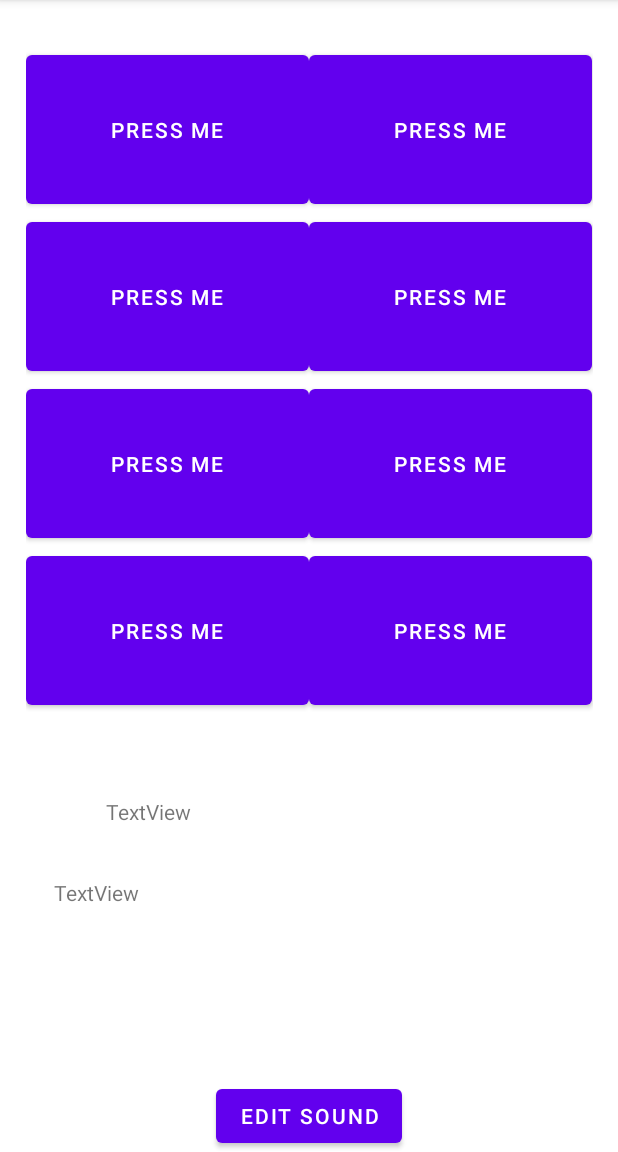
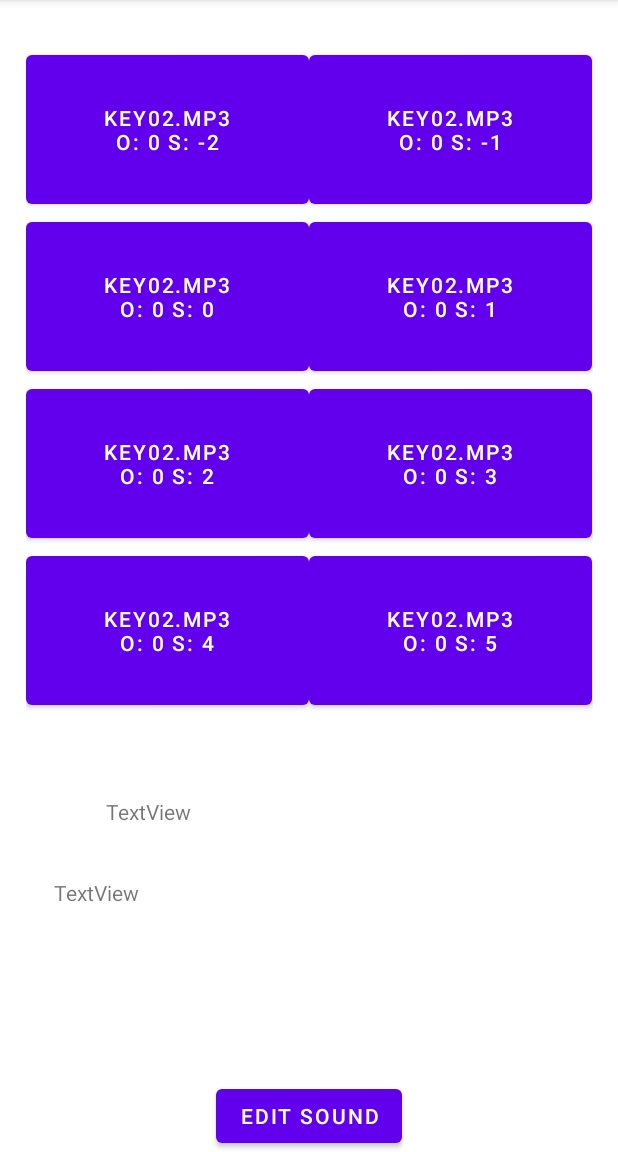
Before and after one commit to TheCatchyName/GyroSound, an Android app: the screen it shows after launch (MainActivity), on a phone screen of 412 x 824 dp, the part 84-1236 px from its top. Run offline under Robolectric (Android 15) with nearby library versions, the phone set to English and light mode, and no system bars; 3 statements that could not run were skipped.

Commit message:
feat(button): button text now displays the filename and octaves

```diff
--- a/app/src/main/java/sg/marcu/gyrosound/KeyFragment.kt
+++ b/app/src/main/java/sg/marcu/gyrosound/KeyFragment.kt
@@ -35,7 +35,6 @@ class KeyFragment: Fragment(), View.OnTouchListener {
 
     override fun onActivityCreated(savedInstanceState: Bundle?) {
         super.onActivityCreated(savedInstanceState)
-        val buttonPlay = requireActivity().findViewById<Button>(R.id.buttonPlay1)
 
         val tab = requireActivity().findViewById<TableLayout>(R.id.tableKeyLayout)
         for (i in 0..tab.childCount - 1) {
@@ -43,18 +42,10 @@ class KeyFragment: Fragment(), View.OnTouchListener {
             for (j in 0..row.childCount - 1) {
                 val button = row.getChildAt(j) as Button
                 button.setOnTouchListener(this)
+                button.text = "${viewModel.getButtonText(button.tag.toString().toInt())}"
             }
         }
 
-//        viewModel.setSelection(0, 3)
-//        viewModel.setSelection(1, 3)
-//        viewModel.setSelection(2, 3)
-//        viewModel.setSelection(3, 3)
-//        viewModel.setSelection(4, 3)
-//        viewModel.setSelection(5, 3)
-//        viewModel.setSelection(6, 3)
-//        viewModel.setSelection(7, 3)
-//        viewModel.initBaseSemitones()
     }
 
 
@@ -64,11 +55,11 @@ class KeyFragment: Fragment(), View.OnTouchListener {
         Log.d("sounds", "button {$buttonId} pressed")
         if (event.action == MotionEvent.ACTION_DOWN) {
             viewModel.playSound(buttonId)
-            button.text = "PRESSED"
+            button.text = "${viewModel.getButtonText(buttonId)} *"
         }
         if(event.action ==MotionEvent.ACTION_UP){
             viewModel.pauseSound(buttonId)
-            button.text = "PRESS ME"
+            button.text = "${viewModel.getButtonText(buttonId)}"
         }
         return true
     }
--- a/app/src/main/java/sg/marcu/gyrosound/MainActivityViewModel.kt
+++ b/app/src/main/java/sg/marcu/gyrosound/MainActivityViewModel.kt
@@ -189,4 +189,11 @@ class MainActivityViewModel(application: Application) : AndroidViewModel(applica
             soundPool = DataRepository.getInstance().getSoundPool()!!
         }
     }
+
+    fun getButtonText(buttonNum: Int) : String {
+        val fileNames = DataRepository.getInstance().getSounds()
+        val fileNameIterator = fileNames.map{k -> k.value.toString().split("/")[k.value.toString().split("/").size - 1]}
+        val soundId = DataRepository.getInstance().getSoundSelection()[buttonNum]
+        return "${fileNameIterator[soundId - 1]}\nO: ${getSelectedOctave(buttonNum)} S: ${getSelectedSemitone(buttonNum)}"
+    }
 }
```
